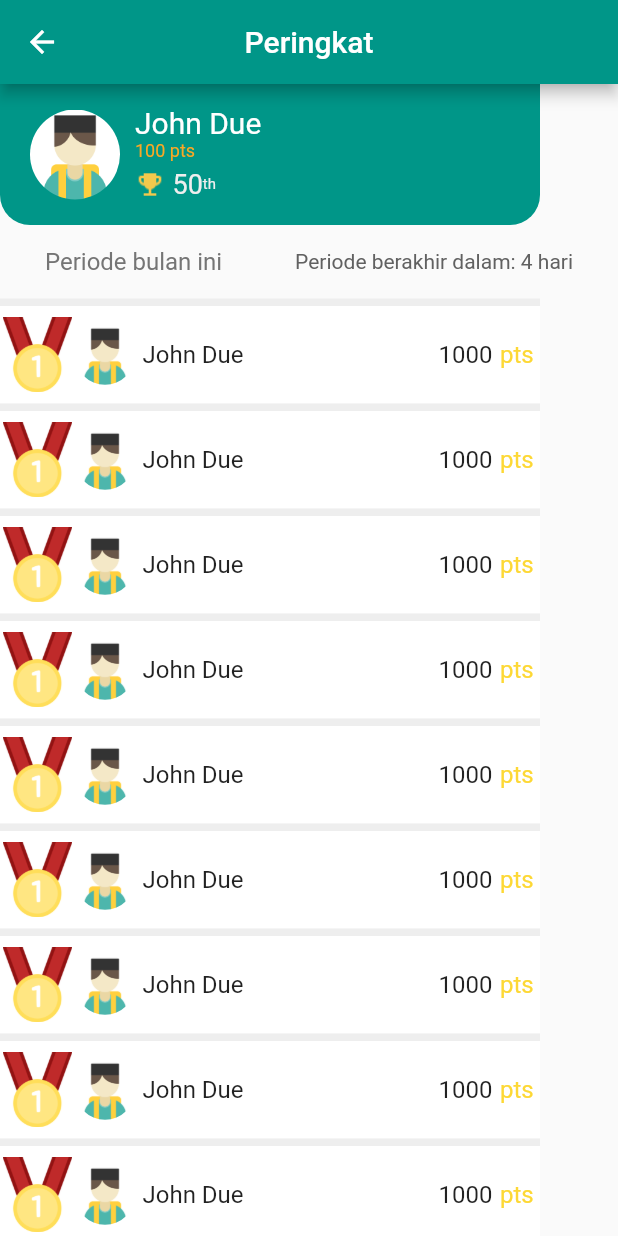
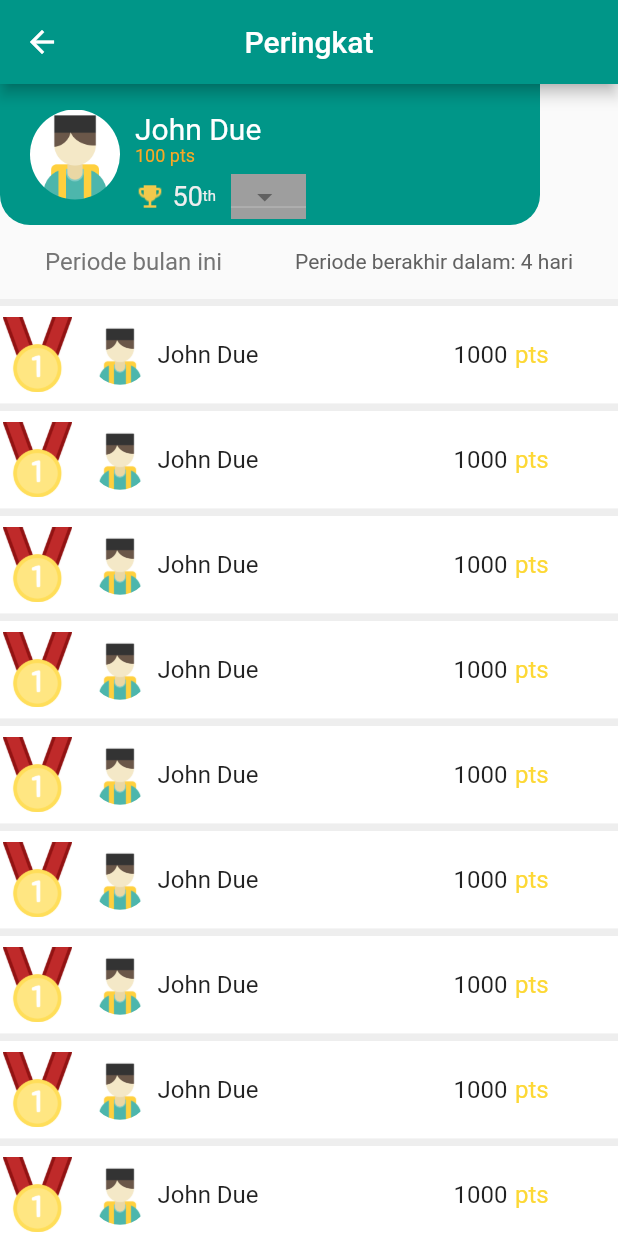
Before and after one commit to khanifah-123/flutter_siswapai, a Flutter app: the BerandaPage screen opened directly, after a tap on "Peringkat", on a phone screen of 412 x 824 dp. Run offline on Flutter 3.47's test engine with Material 2 defaults, Android fonts, the phone set to English and light mode, and no system bars; our stand-ins replace get.

Commit message:
commit ke3

```diff
--- a/lib/Beranda.dart
+++ b/lib/Beranda.dart
@@ -3,6 +3,8 @@ import 'package:flutter/material.dart';
 import 'package:androidflutter/Kotak.dart';
 import 'package:get/get.dart';
 import 'package:androidflutter/Peringkat.dart';
+import 'package:androidflutter/Analisis.dart';
+import 'package:androidflutter/Permen.dart';
 
 class BerandaPage extends StatelessWidget {
   @override
@@ -107,7 +109,7 @@ class BerandaPage extends StatelessWidget {
                     shape: RoundedRectangleBorder(
                       borderRadius: BorderRadius.circular(18.0),
                     ),
-                    onPressed: () {},
+                    onPressed: () => Get.to(() => Analisis()),
                     color: Colors.teal,
                     textColor: Colors.white,
                     child: Row(
@@ -134,7 +136,10 @@ class BerandaPage extends StatelessWidget {
                     shape: RoundedRectangleBorder(
                       borderRadius: BorderRadius.circular(18.0),
                     ),
-                    onPressed: () {},
+                    onPressed: () => Get.to(
+                      () => Permen(),
+                      transition: Transition.upToDown,
+                    ),
                     color: Colors.teal,
                     textColor: Colors.white,
                     child: Text("Permen", style: TextStyle(fontSize: 14)),
--- a/lib/Kotak.dart
+++ b/lib/Kotak.dart
@@ -35,11 +35,11 @@ class Kotak extends StatelessWidget {
                 style: TextStyle(color: Colors.grey[300]),
               ),
               SizedBox(
-                height: 10.0,
+                height: 20.0,
               ),
               Text(
                 "Waktu Pengerjaan Sedang Berjalan",
-                style: TextStyle(color: Colors.red[700]),
+                style: TextStyle(color: Colors.red[300], fontSize: 12.0),
               ),
             ],
           ),
@@ -157,15 +157,17 @@ class BoxPeringkat extends StatelessWidget {
       child: Row(
         children: <Widget>[
           Container(
-            padding: EdgeInsets.only(right: 50.0),
             height: 50.0,
             width: 50.0,
             decoration: BoxDecoration(
                 image: DecorationImage(
                     image: AssetImage('assets/images/Rank1.png'))),
           ),
+          SizedBox(
+            width: 10.0,
+          ),
           Container(
-            padding: EdgeInsets.only(right: 20.0),
+            padding: EdgeInsets.only(right: 70.0),
             height: 40.0,
             width: 40.0,
             decoration: BoxDecoration(
--- a/lib/Peringkat.dart
+++ b/lib/Peringkat.dart
@@ -5,7 +5,8 @@ class Peringkat extends StatelessWidget {
   @override
   final List<Widget> box = List<Widget>.generate(10, (i) => new BoxPeringkat());
   Widget build(BuildContext context) {
-    return Scaffold(
+    return SafeArea(
+      child: Scaffold(
         appBar: AppBar(
           title: new Text('Peringkat'),
           centerTitle: true,
@@ -41,14 +42,16 @@ class Peringkat extends StatelessWidget {
                       width: 10.0,
                     ),
                     Container(
-                    height: 65.0,
-                    width: 110.0,
+                      height: 90.0,
+                      width: 250.0,
+                      margin: EdgeInsets.only(top: 18.0),
                       child: Column(
                         crossAxisAlignment: CrossAxisAlignment.start,
                         children: <Widget>[
                           Text(
                             "John Due",
-                          style: TextStyle(fontSize: 20.0, color: Colors.white),
+                            style:
+                                TextStyle(fontSize: 20.0, color: Colors.white),
                           ),
                           Text(
                             "100 pts",
@@ -80,7 +83,26 @@ class Peringkat extends StatelessWidget {
                                 'th',
                                 style: TextStyle(
                                     color: Colors.grey[200], fontSize: 10.0),
-                            )
+                              ),
+                              SizedBox(
+                                width: 10.0,
+                              ),
+                              Container(
+                                  height: 30.0,
+                                  width: 50.0,
+                                  decoration: BoxDecoration(
+                                    color: Colors.grey,
+                                  ),
+                                  child: DropdownButton<String>(
+                                    items: <String>['A', 'B', 'C', 'D']
+                                        .map((String value) {
+                                      return new DropdownMenuItem<String>(
+                                        value: value,
+                                        child: new Text(value),
+                                      );
+                                    }).toList(),
+                                    onChanged: (_) {},
+                                  ))
                             ],
                           ),
                         ],
@@ -106,12 +128,12 @@ class Peringkat extends StatelessWidget {
                   ],
                 ),
               ),
-            SingleChildScrollView(
-              child: Column(
+              Expanded(
+                  child: ListView(
                 children: box,
+              ))
+            ],
           ),
-            )
-          ],
         ),
       ),
     );
```
Also changed, not shown: lib/Analisis.dart (added, +29 -0 lines), lib/Permen.dart (added, +27 -0 lines), assets/images/permenn.png (added). Lines whose indentation alone changed are shown as unchanged.
